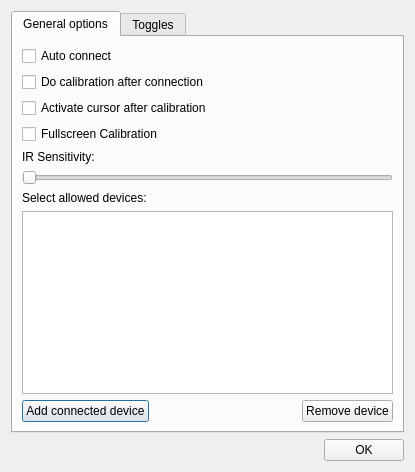
The window that stuff/configuration.ui (pnegre/python-whiteboard) describes before a commit, drawn with Qt 5.
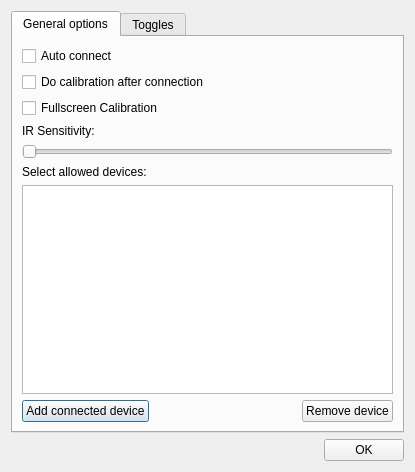
The same window after the commit.

Commit message: Deleted autoconnect option. Wii is always activated after calibration

Diff of the .ui file:
```diff
--- a/stuff/configuration.ui
+++ b/stuff/configuration.ui
@@ -50,37 +50,30 @@
         </widget>
        </item>
        <item row="2" column="0" colspan="3">
-        <widget class="QCheckBox" name="check_autoactivate">
-         <property name="text">
-          <string>Activate cursor after calibration</string>
-         </property>
-        </widget>
-       </item>
-       <item row="3" column="0" colspan="3">
         <widget class="QCheckBox" name="check_fullscreen">
          <property name="text">
           <string>Fullscreen Calibration</string>
          </property>
         </widget>
        </item>
-       <item row="6" column="0" colspan="3">
+       <item row="5" column="0" colspan="3">
         <widget class="QLabel" name="label">
          <property name="text">
           <string>Select allowed devices:</string>
          </property>
         </widget>
        </item>
-       <item row="7" column="0" colspan="3">
+       <item row="6" column="0" colspan="3">
         <widget class="QListWidget" name="macListWidget"/>
        </item>
-       <item row="8" column="0">
+       <item row="7" column="0">
         <widget class="QPushButton" name="button_addDev">
          <property name="text">
           <string>Add connected device</string>
          </property>
         </widget>
        </item>
-       <item row="8" column="1">
+       <item row="7" column="1">
         <spacer name="horizontalSpacer_3">
          <property name="orientation">
           <enum>Qt::Horizontal</enum>
@@ -93,7 +86,7 @@
          </property>
         </spacer>
        </item>
-       <item row="8" column="2">
+       <item row="7" column="2">
         <widget class="QPushButton" name="button_remDev">
          <property name="text">
           <string>Remove device</string>
@@ -107,14 +100,14 @@
          </property>
         </widget>
        </item>
-       <item row="5" column="0" colspan="3">
-        <widget class="QSlider" name="slider_ir">
-         <property name="orientation">
-          <enum>Qt::Horizontal</enum>
-         </property>
-        </widget>
-       </item>
        <item row="4" column="0" colspan="3">
+        <widget class="QSlider" name="slider_ir">
+         <property name="orientation">
+          <enum>Qt::Horizontal</enum>
+         </property>
+        </widget>
+       </item>
+       <item row="3" column="0" colspan="3">
         <widget class="QLabel" name="label_2">
          <property name="text">
           <string>IR Sensitivity:</string>
```
The commit also changes 2 other files.
